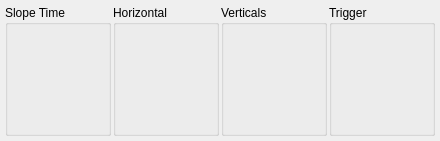
Qt form contrib/agilent/libs/acqrswidgets/ap240form.ui (qtplatz/qtplatz) before a commit.
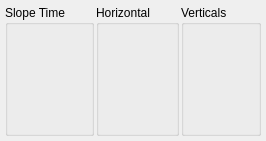
The same form after that commit.

```diff
--- a/contrib/agilent/libs/acqrswidgets/ap240form.ui
+++ b/contrib/agilent/libs/acqrswidgets/ap240form.ui
@@ -6,7 +6,7 @@
    <rect>
     <x>0</x>
     <y>0</y>
-    <width>440</width>
+    <width>266</width>
     <height>141</height>
    </rect>
   </property>
@@ -50,13 +50,6 @@
      </property>
     </widget>
    </item>
-   <item>
-    <widget class="QGroupBox" name="groupBox">
-     <property name="title">
-      <string>Trigger</string>
-     </property>
-    </widget>
-   </item>
   </layout>
  </widget>
  <resources/>
```
